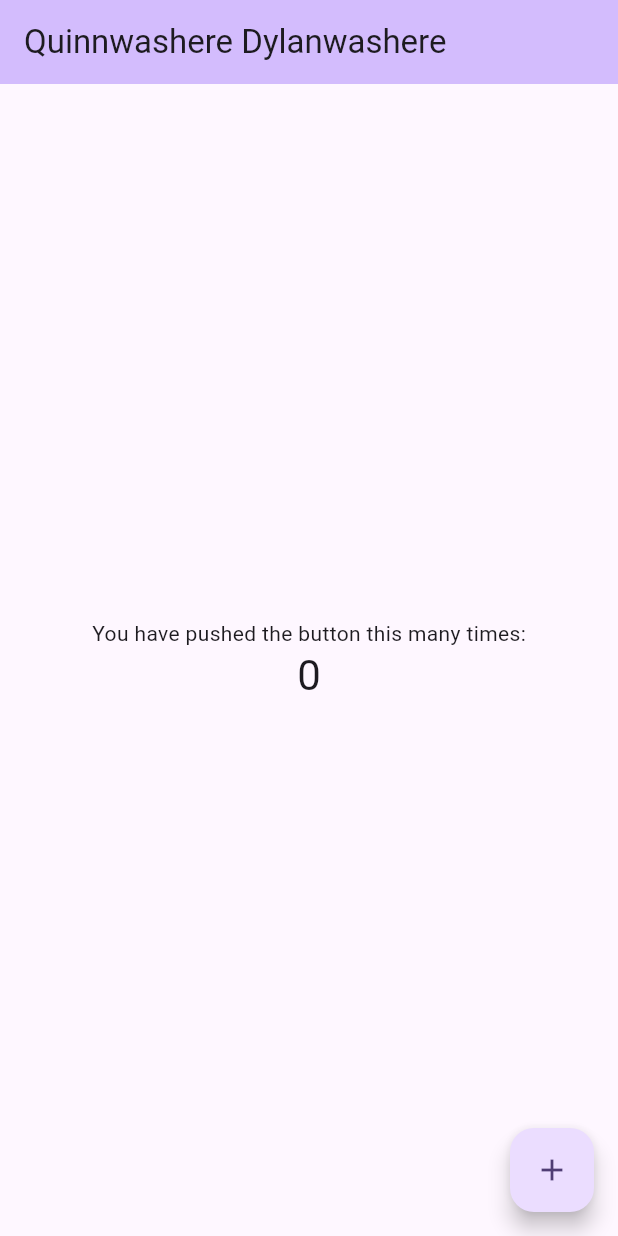
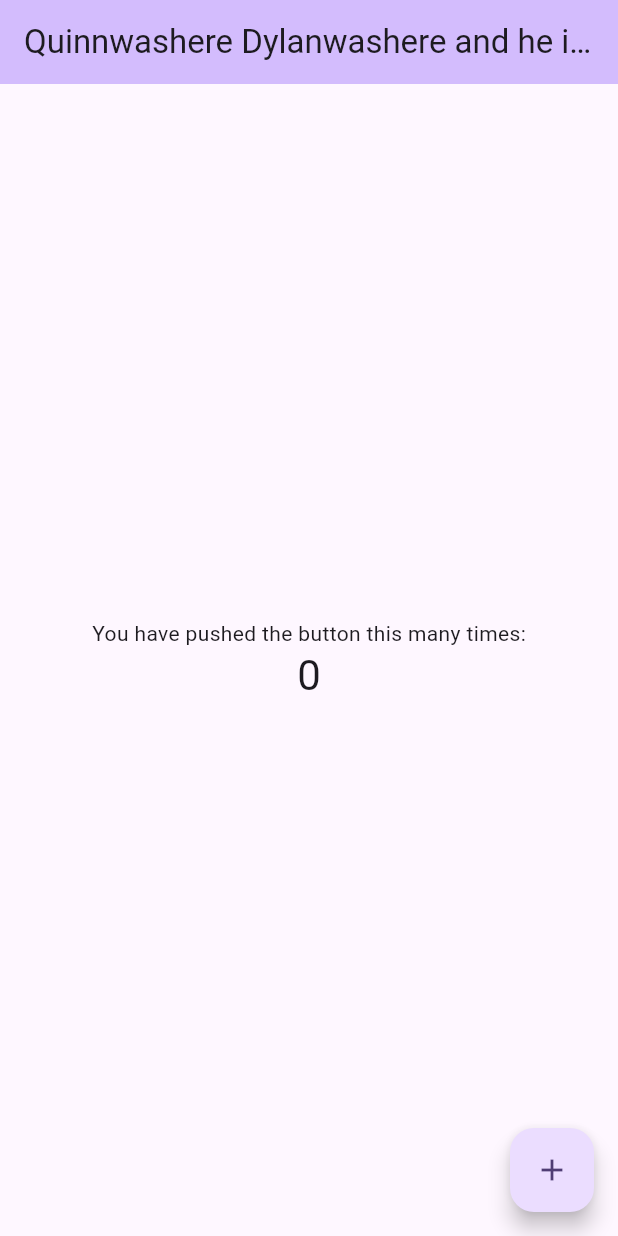
Before and after one commit to Quinn-Farnet/flutter_repo_test, a Flutter app: the screen it shows after launch, on a phone screen of 412 x 824 dp. Run offline on Flutter 3.47's test engine with Material 3 defaults, Android fonts, the phone set to English and light mode, and no system bars.

Commit message:
Good Commit

```diff
--- a/lib/main.dart
+++ b/lib/main.dart
@@ -31,7 +31,7 @@ class MyApp extends StatelessWidget {
         colorScheme: ColorScheme.fromSeed(seedColor: Colors.deepPurple),
         useMaterial3: true,
       ),
-      home: const MyHomePage(title: 'Quinnwashere Dylanwashere'),
+      home: const MyHomePage(title: 'Quinnwashere Dylanwashere and he is awesome'),
     );
   }
 }
```
